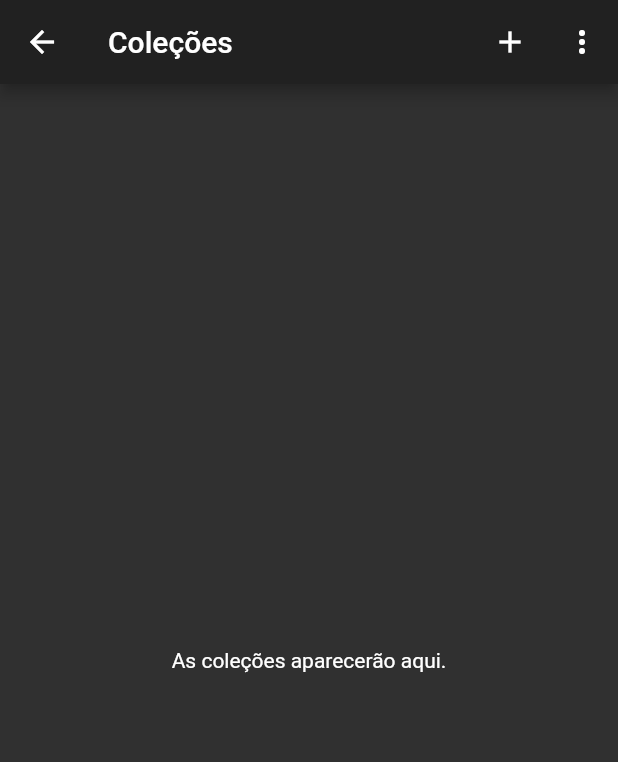
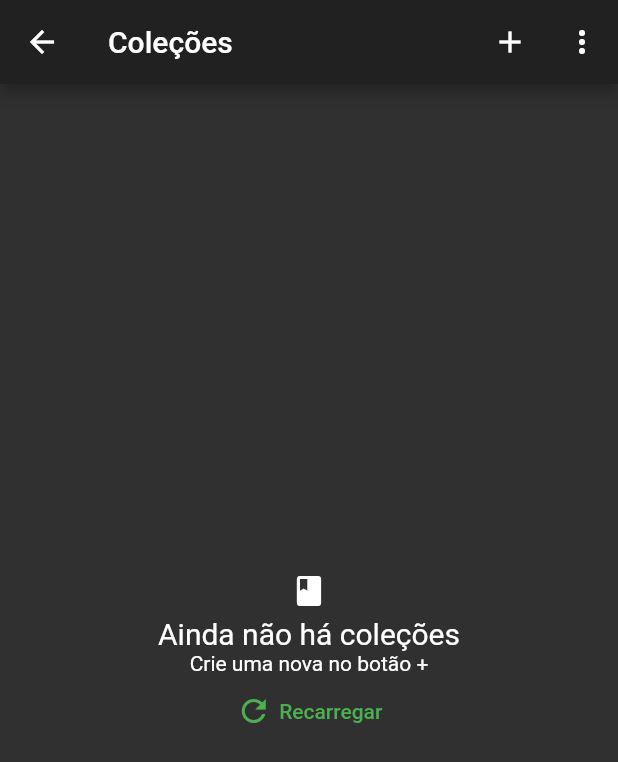
Before and after one commit to diegowinter/Notebook, a Flutter app: the DashboardScreen screen opened by its route, on a phone screen of 412 x 824 dp. Shown: the top 762 px of the screen. Run offline on Flutter 3.47's test engine with Material 2 defaults, Android fonts, the phone set to English and light mode, and no system bars; our stand-ins replace flutter_markdown; missing offline and left inert: markdown; network calls fail.

Commit message:
add empty list message with a reload button

```diff
--- a/lib/screens/collection_screen.dart
+++ b/lib/screens/collection_screen.dart
@@ -5,6 +5,7 @@ import 'package:notebook/utils/Dialogs.dart';
 import 'package:notebook/utils/app_routes.dart';
 import 'package:notebook/utils/mode.dart';
 import 'package:notebook/widgets/add_collection_modal.dart';
+import 'package:notebook/widgets/empty_list_message.dart';
 import 'package:provider/provider.dart';
 
 enum ItemOptions {
@@ -146,8 +147,11 @@ class CollectionScreen extends StatelessWidget {
             return Consumer<Pages>(
               builder: (ctx, pages, child) {
                 if (pages.pagesCount == 0) {
-                  return Center(
-                    child: Text('As páginas desta coleção aparecerão aqui.'),
+                  return EmptyListMessage(
+                    icon: Icon(Icons.article),
+                    title: 'Ainda não há páginas',
+                    subtitle: 'Crie uma nova no botão +',
+                    onReloadPressed: () => _refreshPages(context, collectionId),
                   );
                 }
                 return RefreshIndicator(
--- a/lib/screens/dashboard_screen.dart
+++ b/lib/screens/dashboard_screen.dart
@@ -3,6 +3,7 @@ import 'package:notebook/providers/collections.dart';
 import 'package:notebook/utils/app_routes.dart';
 import 'package:notebook/utils/mode.dart';
 import 'package:notebook/widgets/add_collection_modal.dart';
+import 'package:notebook/widgets/empty_list_message.dart';
 import 'package:provider/provider.dart';
 
 enum ItemOptions {
@@ -123,7 +124,12 @@ class _DashboardScreenState extends State<DashboardScreen> {
             return Consumer<Collections>(
               builder: (ctx, collections, child) {
                 if (collections.itemsCount == 0) {
-                  return Center(child: Text('As coleções aparecerão aqui.'));
+                  return EmptyListMessage(
+                    icon: Icon(Icons.book),
+                    title: 'Ainda não há coleções',
+                    subtitle: 'Crie uma nova no botão +',
+                    onReloadPressed: _refreshCollections,
+                  );
                 }
                 return RefreshIndicator(
                   onRefresh: () => _refreshCollections(),
--- /dev/null
+++ b/lib/widgets/empty_list_message.dart
@@ -0,0 +1,47 @@
+import 'package:flutter/material.dart';
+
+class EmptyListMessage extends StatelessWidget {
+  final Icon icon;
+  final String title;
+  final String subtitle;
+  final Function onReloadPressed;
+
+  EmptyListMessage({
+    required this.icon,
+    required this.title,
+    required this.subtitle,
+    required this.onReloadPressed
+  });
+
+  @override
+  Widget build(BuildContext context) {
+    return Center(
+      child: Column(
+        mainAxisAlignment: MainAxisAlignment.center,
+        children: [
+          icon,
+          SizedBox(height: 5),
+          Text(
+            title,
+            style: TextStyle(
+              fontSize: 20
+            ),
+          ),
+          Text(subtitle),
+          TextButton(
+            onPressed: () => onReloadPressed(),
+            child: Row(
+              mainAxisAlignment: MainAxisAlignment.center,
+              mainAxisSize: MainAxisSize.min,
+              children: [
+                Icon(Icons.refresh),
+                SizedBox(width: 5),
+                Text('Recarregar')
+              ],
+            ),
+          )
+        ],
+      ),
+    );
+  }
+}
```
